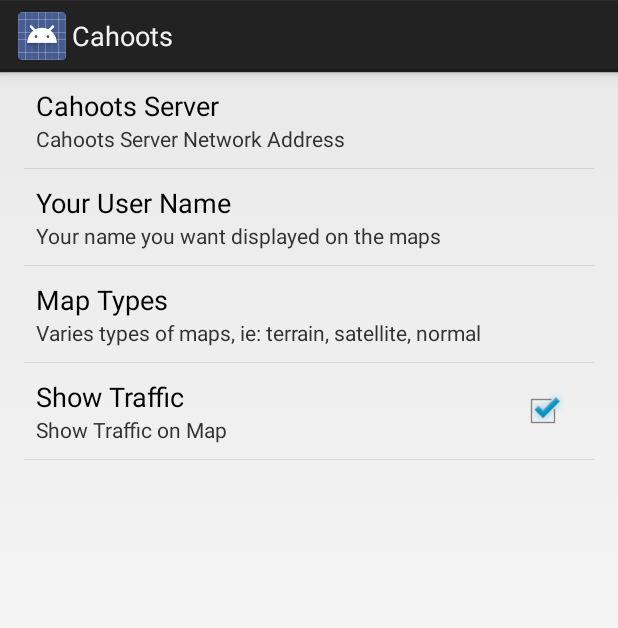
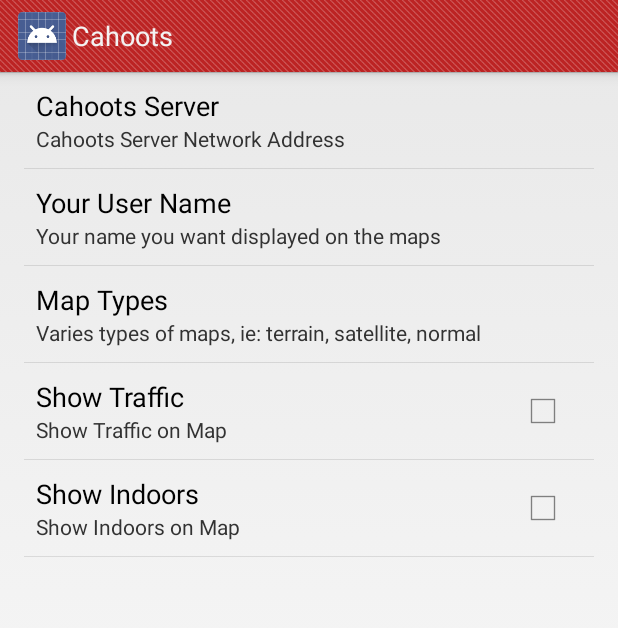
Before and after one commit to navicore/oemap, an Android app: the fragment OeMapSettings shown on its own in the app's theme, after a tap on "Show Traffic", on a phone screen of 412 x 824 dp. Shown: the top 628 px of the screen. Run offline under Robolectric (Android 15) with nearby library versions, the phone set to English and light mode, and no system bars.

Commit message:
new map prefs

```diff
--- a/OeMap/src/main/AndroidManifest.xml
+++ b/OeMap/src/main/AndroidManifest.xml
@@ -30,6 +30,12 @@
         android:label="@string/app_name"
         android:theme="@style/AppTheme" >
         <activity
+                android:name="com.onextent.oemap.OeMapSettingsActivity"
+                android:label="@string/app_name"
+                android:theme="@android:style/Theme.Dialog"
+                >
+        </activity>
+        <activity
             android:name="com.onextent.oemap.OeMapActivity"
             android:label="@string/app_name" >
             <intent-filter>
--- a/OeMap/src/main/java/com/onextent/oemap/OeMapActivity.java
+++ b/OeMap/src/main/java/com/onextent/oemap/OeMapActivity.java
@@ -4,10 +4,13 @@
 import android.app.FragmentManager;
 import android.content.Context;
 import android.content.Intent;
+import android.content.SharedPreferences;
 import android.content.res.Configuration;
 import android.location.Location;
 import android.net.Uri;
 import android.os.Bundle;
+import android.preference.CheckBoxPreference;
+import android.preference.PreferenceManager;
 import android.support.v4.app.ActionBarDrawerToggle;
 import android.support.v4.widget.DrawerLayout;
 import android.util.Log;
@@ -30,7 +33,8 @@
 import java.util.ArrayList;
 import java.util.List;
 
-public class OeMapActivity extends OeBaseActivity implements LocationListener
+public class OeMapActivity extends OeBaseActivity
+        implements LocationListener, SharedPreferences.OnSharedPreferenceChangeListener
 {
     LocationHelper mLocHelper;
 
@@ -41,6 +45,7 @@
     private DrawerLayout mDrawerLayout;
     private ActionBarDrawerToggle mDrawerToggle;
 
+    private GoogleMap mMap;
     private CharSequence mTitle =  "na";
     private String mDrawerTitle = "na";
     private String[] mPlanetTitles;
@@ -55,6 +60,8 @@
     private static final int SHARE_MAP_POS      = 3;
     private static final int QUIT_MAP_POS       = 4;
     private static final int SEPARATOR_POS      = 5;
+
+    private SharedPreferences mPrefs = null;
 
     private static class DrawerAdapter extends ArrayAdapter {
 
@@ -94,21 +101,16 @@
 
     private GoogleMap getMap() {
 
+        if (mMap != null) return mMap;
         FragmentManager fragmentManager = getFragmentManager();
         MapFragment fragment = (MapFragment) fragmentManager.findFragmentByTag(mMapFragTag);
         if (fragment != null && mMapFragTag != null) {
-            return fragment.getMap();
+            mMap = fragment.getMap();
+            return mMap;
         } else {
             Log.w("ejs", "null map tag!!!");
         }
         return null;
-    }
-
-    private void setSettingsFrag() {
-        // Display the fragment as the main content.
-        getFragmentManager().beginTransaction()
-                .replace(R.id.content_frame, new OeMapSettings(), SETTINGS_FRAG_TAG)
-                .commit();
     }
 
     public void setMapFragTag(String tag) {
@@ -139,6 +141,57 @@
         fragmentManager.beginTransaction().replace(
                 R.id.content_frame, fragment, MAP_FRAG_TAG
         ).commit();
+    }
+
+    private void setMapType() {
+
+        try {
+
+        int t = Integer.valueOf(mPrefs.getString(getString(R.string.pref_map_type), "0"));
+        GoogleMap m = getMap();
+        if (m != null) {
+            switch (t) {
+                case 0:
+                    m.setMapType(GoogleMap.MAP_TYPE_NORMAL);
+                    break;
+                case 1:
+                    m.setMapType(GoogleMap.MAP_TYPE_SATELLITE);
+                    break;
+                case 2:
+                    m.setMapType(GoogleMap.MAP_TYPE_TERRAIN);
+                    break;
+            }
+        }
+        } catch (Throwable err) {
+            Log.e("ejs", err.toString(), err);
+        }
+    }
+
+    private void setMapOptions() {
+        setTrafficEnabled();
+        setMapType();
+        setIndoorsEnabled();
+    }
+    private void setIndoorsEnabled() {
+        boolean show = mPrefs.getBoolean(getString(R.string.pref_show_indoors), false);
+        GoogleMap m = getMap();
+        if (m != null) {
+            m.setIndoorEnabled(show);
+        }
+    }
+
+    private void setTrafficEnabled() {
+        boolean showTraffic = mPrefs.getBoolean(getString(R.string.pref_show_traffic), false);
+        GoogleMap m = getMap();
+        if (m != null) {
+            m.setTrafficEnabled(showTraffic);
+        }
+    }
+
+    private void startSettingsDialog() {
+
+        Intent intent = new Intent(this, OeMapSettingsActivity.class);
+        startActivity(intent);
     }
 
     private void showNewPrivateMapDialog() {
@@ -247,6 +300,9 @@
 
         getActionBar().setDisplayHomeAsUpEnabled(true);
         getActionBar().setHomeButtonEnabled(true);
+
+        mPrefs =  PreferenceManager.getDefaultSharedPreferences(this);
+        mPrefs.registerOnSharedPreferenceChangeListener(this);
     }
 
     @Override
@@ -291,7 +347,7 @@
                 startActivity(browserIntent);
                 break;
             case R.id.action_settings:
-                setSettingsFrag();
+                startSettingsDialog();
                 break;
             case R.id.action_about:
             default:
@@ -373,6 +429,7 @@
         //map.addMarker(new MarkerOptions().position(latLng).icon(BitmapDescriptorFactory.fromResource(R.drawable.common_signin_btn_icon_dark)));
         if (!mMapIsInit) {
             mMapIsInit = true;
+            setMapOptions();
         }
     }
 
@@ -385,4 +442,9 @@
             setLocation();
         }
     }
+    @Override
+    public void onSharedPreferenceChanged(SharedPreferences sharedPreferences, String s) {
+
+        setMapOptions();
+    }
 }
--- a/OeMap/src/main/res/values-v11/styles.xml
+++ b/OeMap/src/main/res/values-v11/styles.xml
@@ -4,7 +4,8 @@
         Base application theme for API 11+. This theme completely replaces
         AppBaseTheme from res/values/styles.xml on API 11+ devices.
     -->
-    <style name="AppBaseTheme" parent="android:Theme.Holo.Light">
+    <!-- style name="AppBaseTheme" parent="android:Theme.Holo.Light" -->
+    <style name="AppBaseTheme" parent="Theme.Oered">
         <!-- API 11 theme customizations can go here. -->
     </style>
 
--- a/OeMap/src/main/res/values-v14/styles.xml
+++ b/OeMap/src/main/res/values-v14/styles.xml
@@ -5,7 +5,8 @@
         AppBaseTheme from BOTH res/values/styles.xml and
         res/values-v11/styles.xml on API 14+ devices.
     -->
-    <style name="AppBaseTheme" parent="android:Theme.Holo.Light.DarkActionBar">
+    <!-- style name="AppBaseTheme" parent="android:Theme.Holo.Light.DarkActionBar" -->
+    <style name="AppBaseTheme" parent="Theme.Oered">
         <!-- API 14 theme customizations can go here. -->
     </style>
 
--- a/OeMap/src/main/res/values/strings.xml
+++ b/OeMap/src/main/res/values/strings.xml
@@ -27,6 +27,9 @@
     <string name="map_name_fld_text">Map Name</string>
     <string name="new_priv_map_dialog_title">New Private Map</string>
     <string name="new_map_dialog_title">New Map</string>
+    <string name="pref_map_type">pref_map_type</string>
+    <string name="pref_show_traffic">pref_show_traffic</string>
+    <string name="pref_show_indoors">pref_show_indoors</string>
 
     <string-array name="pref_map_type_entries">
         <item>Normal</item>
--- a/OeMap/src/main/res/values/styles.xml
+++ b/OeMap/src/main/res/values/styles.xml
@@ -4,7 +4,8 @@
         Base application theme, dependent on API level. This theme is replaced
         by AppBaseTheme from res/values-vXX/styles.xml on newer devices.
     -->
-    <style name="AppBaseTheme" parent="android:Theme.Light">
+    <!-- style name="AppBaseTheme" parent="android:Theme.Light" -->
+    <style name="AppBaseTheme" parent="Theme.Oered">
         <!--
             Theme customizations available in newer API levels can go in
             res/values-vXX/styles.xml, while customizations related to
--- a/OeMap/src/main/res/xml/preferences.xml
+++ b/OeMap/src/main/res/xml/preferences.xml
@@ -17,15 +17,20 @@
     <ListPreference
         android:entries="@array/pref_map_type_entries"
         android:title="Map Types"
-        android:key="pref_map_type"
+        android:key="@string/pref_map_type"
         android:entryValues="@array/pref_map_type_values"
         android:summary="Varies types of maps, ie: terrain, satellite, normal" android:defaultValue="0" />
 
     <CheckBoxPreference
-        android:key="pref_show_traffic"
+        android:key="@string/pref_show_traffic"
         android:title="Show Traffic"
         android:summary="Show Traffic on Map"
         android:defaultValue="false"/>
 
+    <CheckBoxPreference
+            android:key="@string/pref_show_indoors"
+            android:title="Show Indoors"
+            android:summary="Show Indoors on Map"
+            android:defaultValue="false"/>
 
 </PreferenceScreen>
```
Also changed, not shown: OeMap/src/main/java/com/onextent/oemap/OeMapSettingsActivity.java (added, +17 -0 lines).
